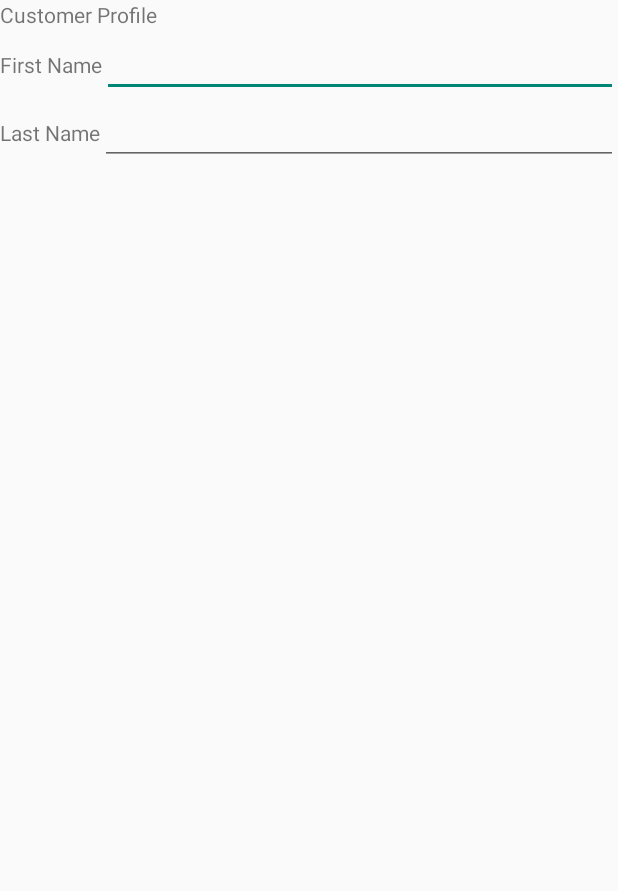
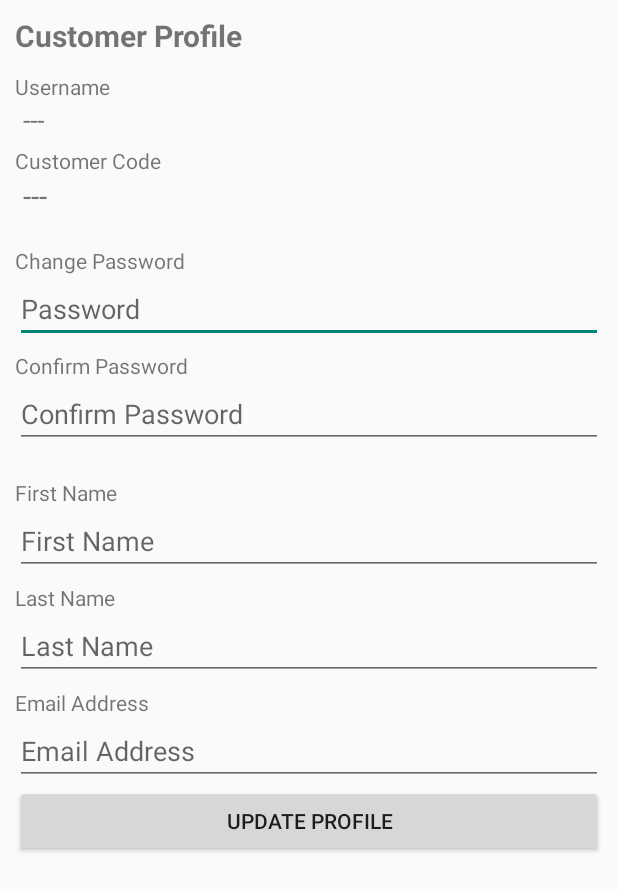
Before and after one commit to nexturninc/Aloopy-Customer, an Android app: the layout customer_profile.xml on its own in the app's theme, with its tools: preview values and no code run, on a phone screen of 412 x 824 dp. Shown: the top 891 px of the screen. Run offline under Robolectric (Android 15) with nearby library versions, the phone set to English and light mode, and no system bars.

Commit message:
Customer Signup updates

```diff
--- a/AloopyCustomerApp/app/src/main/AndroidManifest.xml
+++ b/AloopyCustomerApp/app/src/main/AndroidManifest.xml
@@ -27,6 +27,10 @@
             android:label="@string/app_name" >
         </activity>
         <activity
+            android:name=".CustomerProfile"
+            android:label="@string/app_name" >
+        </activity>
+        <activity
             android:name=".LoginActivity"
             android:label="@string/app_name"
             android:windowSoftInputMode="adjustResize|stateVisible" >
--- a/AloopyCustomerApp/app/src/main/res/layout/customer_profile.xml
+++ b/AloopyCustomerApp/app/src/main/res/layout/customer_profile.xml
@@ -1,55 +1,152 @@
 <?xml version="1.0" encoding="utf-8"?>
 <LinearLayout xmlns:android="http://schemas.android.com/apk/res/android"
     android:orientation="vertical" android:layout_width="match_parent"
-    android:layout_height="match_parent">
+    android:layout_height="match_parent" android:layout_margin="10dp">
+
 
     <TextView
         android:layout_width="wrap_content"
         android:layout_height="wrap_content"
         android:text="Customer Profile"
-        android:id="@+id/lblCustomerProfile"/>
+        android:id="@+id/textView"
+        android:textStyle="bold"
+        android:textSize="20dp"
+        android:layout_marginBottom="5dp"/>
 
+    <ProgressBar android:id="@+id/login_progress" style="?android:attr/progressBarStyleLarge"
+        android:layout_width="wrap_content" android:layout_height="wrap_content"
+        android:layout_marginBottom="8dp" android:visibility="gone" />
 
-    <TableRow
-        android:layout_width="match_parent"
-        android:layout_height="wrap_content"
-        android:layout_gravity="center_horizontal">
+    <ScrollView
+        android:layout_width="fill_parent"
+        android:layout_height="fill_parent"
+        android:id="@+id/dvCustomerProfileBody">
+
+    <LinearLayout
+        android:orientation="vertical" android:layout_width="match_parent"
+        android:layout_height="match_parent"
+        >
+
+        <RelativeLayout
+            android:layout_width="fill_parent"
+            android:layout_height="wrap_content">
+
+            <TextView
+                android:layout_width="wrap_content"
+                android:layout_height="wrap_content"
+                android:textSize="14dp"
+                android:text="Username"
+                android:id="@+id/lblUsernameLabel"
+                android:layout_marginTop="5dp"/>
+            <TextView
+                android:layout_width="wrap_content"
+                android:layout_height="wrap_content"
+                android:layout_below="@+id/lblUsernameLabel"
+                android:id="@+id/lblUsername"
+                android:textSize="18dp"
+                android:layout_marginLeft="5dp"
+                android:text="---"/>
+
+            <TextView
+                android:layout_width="wrap_content"
+                android:layout_height="wrap_content"
+                android:layout_below="@+id/lblUsername"
+                android:textSize="14dp"
+                android:text="Customer Code"
+                android:id="@+id/lblCustomerCodeDisplay"
+                android:layout_marginTop="5dp"/>
+            <TextView
+                android:layout_width="wrap_content"
+                android:layout_height="wrap_content"
+                android:id="@+id/lblCustomerCode"
+                android:text="---"
+                android:textSize="20dp"
+                android:layout_marginLeft="5dp"
+                android:layout_below="@+id/lblCustomerCodeDisplay" />
+
+            <ImageView
+                android:layout_width="100dp"
+                android:layout_height="100dp"
+                android:id="@+id/imgCustomerQRCode"
+                android:layout_gravity="right"
+                android:layout_alignParentTop="true"
+                android:layout_alignParentRight="true"
+                android:layout_alignParentEnd="true" />
+        </RelativeLayout>
+
 
         <TextView
             android:layout_width="wrap_content"
             android:layout_height="wrap_content"
-            android:text="First Name"
-            android:id="@+id/lblFirstName" />
-
+            android:textSize="14dp"
+            android:text="Change Password"
+            android:layout_marginTop="20dp"/>
         <EditText
-            android:layout_width="wrap_content"
+            android:layout_width="fill_parent"
             android:layout_height="wrap_content"
-            android:id="@+id/txtFirstName"
-            android:layout_weight="1" />
-
-
-    </TableRow>
-
-    <TableRow
-        android:layout_width="match_parent"
-        android:layout_height="wrap_content"
-        android:layout_gravity="center_horizontal">
+            android:hint="Password"
+            android:id="@+id/txtPassword" />
 
         <TextView
             android:layout_width="wrap_content"
             android:layout_height="wrap_content"
-            android:text="Last Name"
-            android:id="@+id/lblLastName" />
+            android:textSize="14dp"
+            android:text="Confirm Password"
+            android:layout_marginTop="5dp"/>
+        <EditText
+            android:layout_width="fill_parent"
+            android:layout_height="wrap_content"
+            android:hint="Confirm Password"
+            android:id="@+id/txtConfirmPassword" />
 
-        <EditText
+
+        <TextView
             android:layout_width="wrap_content"
             android:layout_height="wrap_content"
-            android:id="@+id/txtLastName"
-            android:layout_weight="1" />
+            android:textSize="14dp"
+            android:text="First Name"
+            android:layout_marginTop="20dp"/>
+        <EditText
+            android:layout_width="fill_parent"
+            android:layout_height="wrap_content"
+            android:hint="First Name"
+            android:id="@+id/txtFirstName" />
 
+        <TextView
+            android:layout_width="wrap_content"
+            android:layout_height="wrap_content"
+            android:textSize="14dp"
+            android:text="Last Name"
+            android:layout_marginTop="5dp" />
+        <EditText
+            android:layout_width="fill_parent"
+            android:layout_height="wrap_content"
+            android:hint="Last Name"
+            android:id="@+id/txtLastName" />
 
-    </TableRow>
+        <TextView
+            android:layout_width="wrap_content"
+            android:layout_height="wrap_content"
+            android:textSize="14dp"
+            android:text="Email Address"
+            android:layout_marginTop="5dp" />
+        <EditText
+            android:layout_width="fill_parent"
+            android:layout_height="wrap_content"
+            android:hint="Email Address"
+            android:id="@+id/txtEmailAddress" />
 
 
 
+
+        <Button
+            android:layout_width="fill_parent"
+            android:layout_height="wrap_content"
+            android:text="@string/btnUpdateProfile"
+            android:id="@+id/btnSave"/>
+
+    </LinearLayout>
+
+    </ScrollView>
+
 </LinearLayout>
--- a/AloopyCustomerApp/app/src/main/res/menu/menu_main.xml
+++ b/AloopyCustomerApp/app/src/main/res/menu/menu_main.xml
@@ -3,4 +3,6 @@
     xmlns:tools="http://schemas.android.com/tools" tools:context=".MainActivity">
     <item android:id="@+id/action_settings" android:title="@string/action_settings"
         android:orderInCategory="100" app:showAsAction="never" />
+    <item android:id="@+id/action_profile" android:title="@string/action_profile"
+        android:orderInCategory="100" app:showAsAction="never" />
 </menu>
--- a/AloopyCustomerApp/app/src/main/res/values/strings.xml
+++ b/AloopyCustomerApp/app/src/main/res/values/strings.xml
@@ -15,8 +15,10 @@
     <string name="StampRewardImageALT">Stamp Reward</string>
     <string name="StampCountLabel">Stamps</string>
     <string name="action_settings">Settings</string>
-    <string name="action_signup">Sign Up</string>
-    <string name="lbl_SignUp">Sign Up</string>
+    <string name="action_profile">Profile</string>
+    <string name="action_signup">Register</string>
+    <string name="lbl_SignUp">Register</string>
+    <string name="btnUpdateProfile">Update Profile</string>
 
 
 </resources>
```
Also changed, not shown: AloopyCustomerApp/app/src/main/java/com/customer/aloopy/aloopycustomerapp/Common.java (+42 -0 lines), AloopyCustomerApp/app/src/main/java/com/customer/aloopy/aloopycustomerapp/CustomerProfile.java (+260 -14 lines), AloopyCustomerApp/app/src/main/java/com/customer/aloopy/aloopycustomerapp/MainActivity.java (+10 -9 lines).
